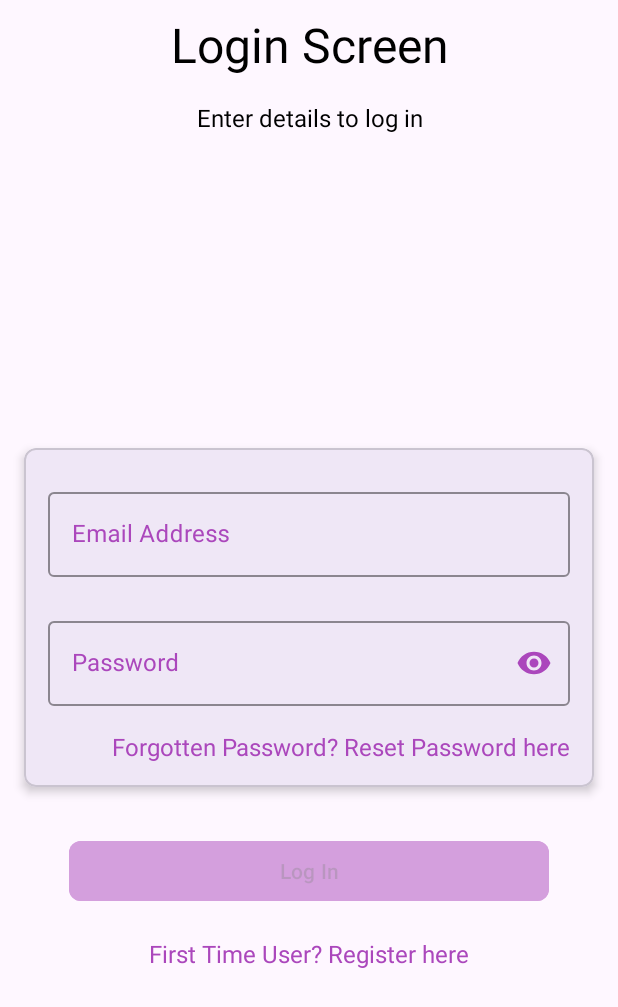
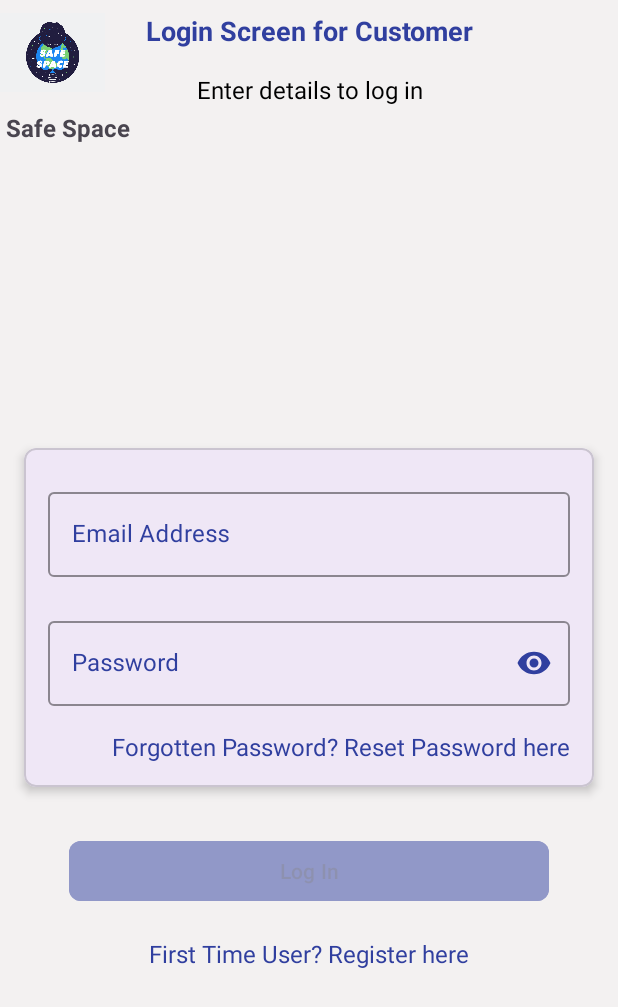
Before and after one commit to EQua-Dev/MentalHealthProblemsApplication, an Android app: the screen it shows after launch (MainActivity), after a tap on "User With Mental Health Problems", on a phone screen of 412 x 824 dp. Shown: the top 1007 px of the screen. Run offline under Robolectric (Android 15) with nearby library versions, the phone set to English and light mode, and no system bars; our stand-ins replace Firebase (no records; nobody signed in at launch, a user with empty details on screens opened directly).

Commit message:
implemented changes

```diff
--- a/app/src/main/java/com/androidstrike/schoolprojects/mentalhealthproblemsapplication/auth/SignIn.kt
+++ b/app/src/main/java/com/androidstrike/schoolprojects/mentalhealthproblemsapplication/auth/SignIn.kt
@@ -2,7 +2,6 @@ package com.androidstrike.schoolprojects.mentalhealthproblemsapplication.auth
 
 import android.app.Dialog
 import android.os.Bundle
-import android.util.Patterns
 import androidx.fragment.app.Fragment
 import android.view.LayoutInflater
 import android.view.View
@@ -16,6 +15,7 @@ import com.androidstrike.schoolprojects.mentalhealthproblemsapplication.utils.Co
 import com.androidstrike.schoolprojects.mentalhealthproblemsapplication.utils.Common.clientName
 import com.androidstrike.schoolprojects.mentalhealthproblemsapplication.utils.enable
 import com.androidstrike.schoolprojects.mentalhealthproblemsapplication.utils.showProgressDialog
+import com.androidstrike.schoolprojects.mentalhealthproblemsapplication.utils.snackBar
 import com.androidstrike.schoolprojects.mentalhealthproblemsapplication.utils.toast
 import com.androidstrike.schoolprojects.mentalhealthproblemsapplication.utils.visible
 import com.google.firebase.auth.ktx.auth
@@ -162,7 +162,8 @@ class SignIn : Fragment() {
                 } else {
                     //pbLoading.visible(false)
                     hideProgress()
-                    activity?.toast(it.exception?.message.toString())
+                    requireView().snackBar(resources.getString(R.string.user_records_not_found))
+                    //activity?.toast(it.exception?.message.toString())
                 }
             }
     }
--- a/app/src/main/java/com/androidstrike/schoolprojects/mentalhealthproblemsapplication/client/landing/MapFacilityDetailBottomSheet.kt
+++ b/app/src/main/java/com/androidstrike/schoolprojects/mentalhealthproblemsapplication/client/landing/MapFacilityDetailBottomSheet.kt
@@ -345,7 +345,8 @@ class MapFacilityDetailBottomSheet : BottomSheetDialogFragment() {
                 clientName,
                 clientPhoneNumber,
                 clientEmailAddress,
-                tvServiceDetails.text.toString(),
+                "${bookService.selectedAppointmentSpecificServiceName} (${bookService.selectedAppointmentSpecificServiceName})",
+                //tvServiceDetails.text.toString(),
                 serviceStartDate,
                 dateCreated,
                 timeCreated
--- a/app/src/main/java/com/androidstrike/schoolprojects/mentalhealthproblemsapplication/utils/Extensions.kt
+++ b/app/src/main/java/com/androidstrike/schoolprojects/mentalhealthproblemsapplication/utils/Extensions.kt
@@ -45,8 +45,8 @@ fun hideProgress() {
 
 
 //snack bar function
-fun View.snackbar(message: String, action: (() -> Unit)? = null) {
-    val snackbar = Snackbar.make(this, message, Snackbar.LENGTH_LONG)
+fun View.snackBar(message: String, action: (() -> Unit)? = null) {
+    val snackbar = Snackbar.make(this, message, Snackbar.LENGTH_LONG).setTextColor(resources.getColor(R.color.red)).setBackgroundTint(Color.TRANSPARENT)
     action?.let {
         snackbar.setAction("Okay") {
             it()
--- a/app/src/main/res/layout/fragment_sign_in.xml
+++ b/app/src/main/res/layout/fragment_sign_in.xml
@@ -4,18 +4,40 @@
     android:layout_width="match_parent"
     android:layout_height="match_parent"
     xmlns:app="http://schemas.android.com/apk/res-auto"
+    android:background="@color/logo_background"
     tools:context=".auth.SignIn">
 
-        <TextView
-            android:layout_width="match_parent"
-            android:layout_height="wrap_content"
-            android:text="@string/sign_in_title"
-            android:textAlignment="center"
-            android:layout_margin="@dimen/padding_mini"
-            android:padding="@dimen/padding_mini"
-            android:textColor="@android:color/black"
-            android:textSize="@dimen/text_xxl"
-            android:id="@+id/tv_sign_in_title"/>
+    <ImageView
+        android:layout_width="70dp"
+        android:layout_height="70dp"
+        app:srcCompat="@drawable/app_logo"
+        android:contentDescription="@string/app_name"
+        android:id="@+id/sign_in_app_logo"/>
+
+    <TextView
+        android:layout_width="wrap_content"
+        android:layout_height="wrap_content"
+        android:text="@string/app_name"
+        android:id="@+id/sign_in_app_name"
+        android:padding="@dimen/padding_mini"
+        android:layout_below="@id/sign_in_app_logo"
+        android:textSize="@dimen/text_s"
+        android:textStyle="bold"/>
+
+    <TextView
+        android:id="@+id/tv_sign_in_title"
+        android:layout_width="match_parent"
+        android:layout_height="wrap_content"
+        android:layout_marginStart="@dimen/padding_mini"
+        android:layout_marginTop="@dimen/padding_mini"
+        android:layout_marginEnd="@dimen/padding_mini"
+        android:layout_marginBottom="@dimen/padding_mini"
+        android:padding="@dimen/padding_mini"
+        android:text="@string/sign_in_title"
+        android:textAlignment="center"
+        android:textColor="@color/custom_client_accent_color"
+        android:textSize="@dimen/text_l"
+        android:textStyle="bold" />
 
         <TextView
             android:id="@+id/tv_sign_in_subtitle"
--- a/app/src/main/res/values/colors.xml
+++ b/app/src/main/res/values/colors.xml
@@ -2,6 +2,8 @@
 <resources>
     <color name="black">#FF000000</color>
     <color name="white">#FFFFFFFF</color>
-    <color name="custom_client_accent_color">#AB47BC</color>
-    <color name="custom_facility_accent_color">#689F38</color>
+    <color name="custom_client_accent_color">#303F9F</color>
+    <color name="custom_facility_accent_color">#C51162</color>
+    <color name="red">#FF0000</color>
+    <color name="logo_background">#F3F1F1</color>
 </resources>
--- a/app/src/main/res/values/strings.xml
+++ b/app/src/main/res/values/strings.xml
@@ -15,7 +15,7 @@
     <string name="sign_in_email">Email Address</string>
     <string name="account_not_logged_in_create_account">First Time User? Register here</string>
     <string name="sign_in_password">Password</string>
-    <string name="sign_up_title">Register</string>
+    <string name="sign_up_title">Customer Registration Screen</string>
     <string name="sign_up_subtitle">Enter details to sign up</string>
     <string name="sign_up_email">Email</string>
     <string name="sign_up_first_name">Customer First Name</string>
@@ -35,7 +35,7 @@
     <string name="hello_blank_fragment">Hello blank fragment</string>
     <string name="title_activity_tracking_maps">TrackingMapsActivity</string>
     <string name="landing_button_client_role">Client With Addiction Problem</string>
-    <string name="sign_in_title">Login Screen</string>
+    <string name="sign_in_title">Login Screen for Customer</string>
     <string name="forgot_password_title">Forgot Password\n</string>
     <string name="forgot_password_subtitle">Enter Registered Email to Reset Password</string>
     <string name="account_forgot_password_log_in_prompt">Remembered Password</string>
@@ -143,6 +143,10 @@
     <string name="request_text">Dear Sirs,\n\nMy name is %s, %s, %s. I require your provided service %s, starting from %s.\n\nPlease let me know if you can accommodate my request.\n\nDate Created: %s\nTime Created: %s</string>
     <string name="submit_request">Submit Request</string>
     <string name="invalid_phone_number">A Valid Irish Number should start with 083, 085, 086, 087, 089 and be in total length of 10 digits.</string>
+    <string name="user_records_not_found">Username and password do not match. Please try again</string>
+    <string name="invalid_email">A Valid Email Address should contain a valid email domain (gmail.com, hotmail.com, yahoo.com, outlook.com, live.com) and has the @ sign before it</string>
+    <string name="invalid_password">A Strong Password Should be minimum of 8 characters in length, Containing upper and lower case letters, special characters and digits.</string>
+    <string name="app_home_screen">Application Home Screen</string>
 
     <string-array name="service_available_places_option">
         <item>Yes</item>
```
Also changed, not shown: app/src/main/java/com/androidstrike/schoolprojects/mentalhealthproblemsapplication/auth/ClientSignUp.kt (+4 -3 lines), app/src/main/java/com/androidstrike/schoolprojects/mentalhealthproblemsapplication/client/clientnotification/ClientNotification.kt (+2 -5 lines), app/src/main/res/layout/fragment_client_base_screen.xml (+15 -2 lines), app/src/main/res/layout/fragment_client_sign_up.xml (+23 -2 lines), app/src/main/res/layout/fragment_landing.xml (+21 -1 lines).
